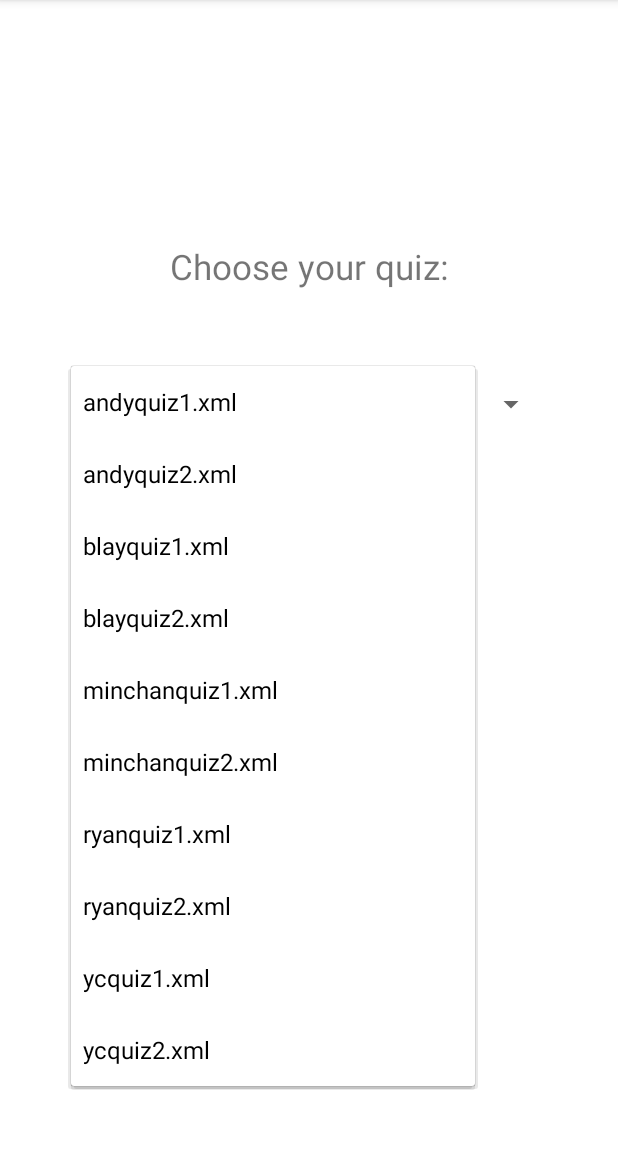
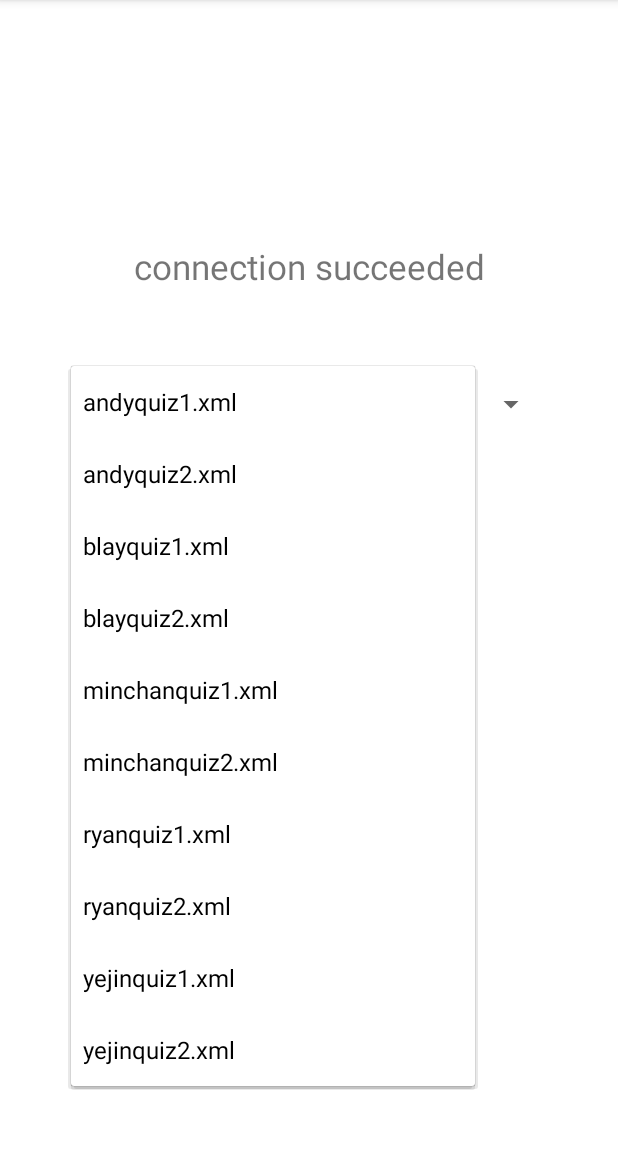
Before and after one commit to andydosan/Andy_Quiz_Application, an Android app: the screen it shows after launch (MainActivity), after a tap on "andyquiz1.xml", on a phone screen of 412 x 824 dp, the part 84-1233 px from its top. Run offline under Robolectric (Android 15) with nearby library versions, the phone set to English and light mode, and no system bars; libraries missing offline, so code that uses them is left out: com.koushikdutta.async, com.koushikdutta.ion; 4 statements that could not run were skipped.

Commit message:
SO CLOSE... still need to figure out how to edit values in ArrayList

```diff
--- a/app/src/main/java/com/example/quizapplication/MainActivity.java
+++ b/app/src/main/java/com/example/quizapplication/MainActivity.java
@@ -5,6 +5,7 @@ import androidx.appcompat.app.AppCompatActivity;
 import android.content.Intent;
 import android.os.AsyncTask;
 import android.os.Bundle;
+import android.util.Log;
 import android.view.View;
 import android.widget.AdapterView;
 import android.widget.ArrayAdapter;
@@ -31,7 +32,19 @@ public class MainActivity extends AppCompatActivity implements AdapterView.OnIte
     private Spinner spinnerQuizzes;
     public static String quizname;
     ArrayList<ArrayList<String>> tests = new ArrayList<ArrayList<String>>();
-    ArrayList<String> inner = new ArrayList<String>();
+    String[] quizzes = {
+            "andyquiz1.xml",
+            "andyquiz2.xml",
+            "blayquiz1.xml",
+            "blayquiz2.xml",
+            "minchanquiz1.xml",
+            "minchanquiz2.xml",
+            "ryanquiz1.xml",
+            "ryanquiz2.xml",
+            "yejinquiz1.xml",
+            "yejinquiz2.xml",
+    };
+
 
     @Override
     protected void onCreate(Bundle savedInstanceState) {
@@ -41,13 +54,15 @@ public class MainActivity extends AppCompatActivity implements AdapterView.OnIte
         button = (Button) findViewById(R.id.button5);
         text = (TextView) findViewById(R.id.textView);
         spinnerQuizzes = findViewById(R.id.spinner);
-        String[] quizzes= getResources().getStringArray(R.array.quizzes);
 
         spinnerQuizzes.setOnItemSelectedListener(this);
 
         ArrayAdapter adapter = new ArrayAdapter(this, android.R.layout.simple_spinner_item, quizzes);
         adapter.setDropDownViewResource(android.R.layout.simple_spinner_dropdown_item);
         spinnerQuizzes.setAdapter(adapter);
+
+        description_webscrape dw = new description_webscrape();
+        dw.execute();
 
         button.setOnClickListener(new View.OnClickListener() {
             @Override
@@ -100,22 +115,38 @@ public class MainActivity extends AppCompatActivity implements AdapterView.OnIte
                     quizLinks.add("https://sites.google.com"+link.attr("href"));
                 }
             }
-            System.out.println(quizLinks.size()+" quizzes found");
-            ArrayList<String> quizzes = new ArrayList<String>();
+            Log.d("MyApp", quizLinks.size()+" quizzes found");
             for(String url:quizLinks)
             {
-                System.out.println("connecting to "+url);
-                doc = Jsoup.connect(url).get();
-                quizzes.add(extractQuiz(doc.html()));
 
+                Log.d("MyApp", "connecting to " + url);
+                try {
+                    doc = Jsoup.connect(url).get();
+                } catch (IOException e) {
+                    e.printStackTrace();
+                }
+
+                ArrayList<String> inner = new ArrayList<String>();
+                inner.add(url.replace("https://sites.google.com/asianhope.org/mobileresources/q",""));
+                try {
+                    inner.add(extractQuiz(doc.html()));
+                } catch (IOException e) {
+                    e.printStackTrace();
+                }
+                tests.add(inner);
             }
             return null;
         }
 
         @Override
         protected void onPostExecute(Void aVoid) {
-
-
+            text.setText("connection succeeded");
+            Log.d("MyApp", String.valueOf(tests.size()));
+            Log.d("MyApp", String.valueOf(tests.get(0).size()));
+            for (int i = 0; i < tests.size(); i++) {
+                Log.d("MyApp", tests.get(i).get(0));
+                Log.d("MyApp", tests.get(i).get(1));
+            }
         }
     }
 
```
